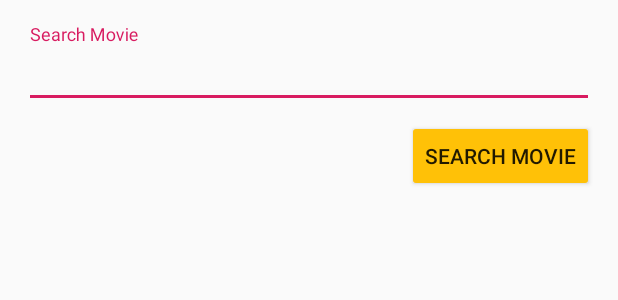
After one commit to joe-vrolijk/TopMoviesFavs, an Android app: the layout activity_search_movie.xml on its own in the app's theme, with its tools: preview values and no code run, on a phone screen of 412 x 824 dp. The commit adds this screen. Shown: the top 300 px of the screen. Run offline under Robolectric (Android 15) with nearby library versions, the phone set to English and light mode, and no system bars.

Commit message:
Search Screen now created

```diff
--- a/app/build.gradle
+++ b/app/build.gradle
@@ -25,7 +25,7 @@ android {
 
 dependencies {
     implementation fileTree(dir: 'libs', include: ['*.jar'])
-    implementation"org.jetbrains.kotlin:kotlin-stdlib-jdk7:$kotlin_version"
+    implementation "org.jetbrains.kotlin:kotlin-stdlib-jdk7:$kotlin_version"
     implementation 'androidx.appcompat:appcompat:1.0.2'
     implementation 'androidx.core:core-ktx:1.0.2'
     implementation 'androidx.constraintlayout:constraintlayout:1.1.3'
@@ -33,4 +33,5 @@ dependencies {
     androidTestImplementation 'androidx.test.ext:junit:1.1.0'
     androidTestImplementation 'androidx.test.espresso:espresso-core:3.1.1'
     implementation 'androidx.recyclerview:recyclerview:1.1.0'
+    implementation 'com.google.android.material:material:1.0.0'
 }
--- a/app/src/main/AndroidManifest.xml
+++ b/app/src/main/AndroidManifest.xml
@@ -9,7 +9,8 @@
         android:roundIcon="@mipmap/ic_launcher_round"
         android:supportsRtl="true"
         android:theme="@style/AppTheme">
-        <activity android:name=".MainActivity">
+        <activity android:name=".ui.SearchMovie"></activity>
+        <activity android:name=".ui.MainActivity">
             <intent-filter>
                 <action android:name="android.intent.action.MAIN" />
 
--- a/app/src/main/java/nl/joevrolijk/topmoviesfavs/MainActivity.kt
+++ b/app/src/main/java/nl/joevrolijk/topmoviesfavs/ui/SearchMovie.kt
@@ -1,12 +1,12 @@
-package nl.joevrolijk.topmoviesfavs
+package nl.joevrolijk.topmoviesfavs.ui
 
 import androidx.appcompat.app.AppCompatActivity
 import android.os.Bundle
 
-class MainActivity : AppCompatActivity() {
+class SearchMovie : AppCompatActivity() {
 
     override fun onCreate(savedInstanceState: Bundle?) {
         super.onCreate(savedInstanceState)
-        setContentView(R.layout.activity_main)
+        setContentView(R.layout.activity_search_movie)
     }
 }
--- /dev/null
+++ b/app/src/main/res/layout/activity_search_movie.xml
@@ -0,0 +1,50 @@
+<?xml version="1.0" encoding="utf-8"?>
+<androidx.constraintlayout.widget.ConstraintLayout xmlns:android="http://schemas.android.com/apk/res/android"
+    xmlns:app="http://schemas.android.com/apk/res-auto"
+    xmlns:tools="http://schemas.android.com/tools"
+    android:layout_width="match_parent"
+    android:layout_height="match_parent"
+    tools:context=".ui.SearchMovie">
+
+    <com.google.android.material.textfield.TextInputLayout
+        android:id="@+id/textInputLayout"
+        android:layout_width="0dp"
+        android:layout_height="wrap_content"
+        android:layout_marginLeft="16dp"
+        android:layout_marginTop="16dp"
+        android:layout_marginRight="16dp"
+        app:layout_constraintEnd_toEndOf="parent"
+        app:layout_constraintStart_toStartOf="parent"
+        app:layout_constraintTop_toTopOf="parent">
+
+        <com.google.android.material.textfield.TextInputEditText
+            android:id="@+id/input-movie"
+            android:layout_width="match_parent"
+            android:layout_height="wrap_content"
+            android:hint="@string/searchMovie" />
+    </com.google.android.material.textfield.TextInputLayout>
+
+    <Button
+        android:id="@+id/submit-movie-search"
+        android:layout_width="wrap_content"
+        android:layout_height="wrap_content"
+        android:layout_marginTop="8dp"
+        android:layout_marginRight="16dp"
+        android:backgroundTint="#FFC107"
+        android:text="@string/searchMovie"
+        app:layout_constraintEnd_toEndOf="parent"
+        app:layout_constraintTop_toBottomOf="@+id/textInputLayout" />
+
+    <androidx.recyclerview.widget.RecyclerView
+        android:id="@+id/rv-search-result"
+        android:layout_width="0dp"
+        android:layout_height="0dp"
+        android:layout_marginLeft="8dp"
+        android:layout_marginTop="8dp"
+        android:layout_marginRight="8dp"
+        android:layout_marginBottom="8dp"
+        app:layout_constraintBottom_toBottomOf="parent"
+        app:layout_constraintEnd_toEndOf="parent"
+        app:layout_constraintStart_toStartOf="parent"
+        app:layout_constraintTop_toBottomOf="@+id/submit-movie-search" />
+</androidx.constraintlayout.widget.ConstraintLayout>
--- a/app/src/main/res/values/strings.xml
+++ b/app/src/main/res/values/strings.xml
@@ -4,4 +4,5 @@
     <string name="addMovie">Add Movie</string>
     <string name="deleteMovie">Delete Movie</string>
     <string name="changeMovie">Change Movie Rating</string>
+    <string name="searchMovie">Search Movie</string>
 </resources>
```
Also changed, not shown: app/src/main/java/nl/joevrolijk/topmoviesfavs/ui/MainActivity.kt (added, +13 -0 lines), app/src/main/res/layout/activity_main.xml (+9 -9 lines).
